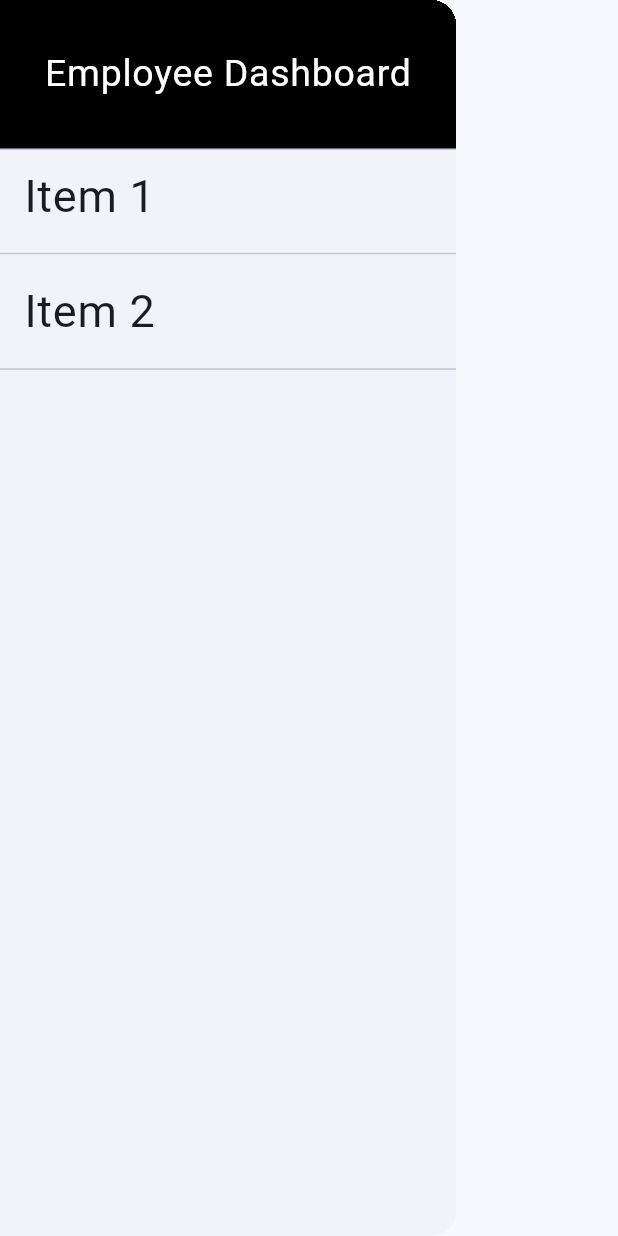
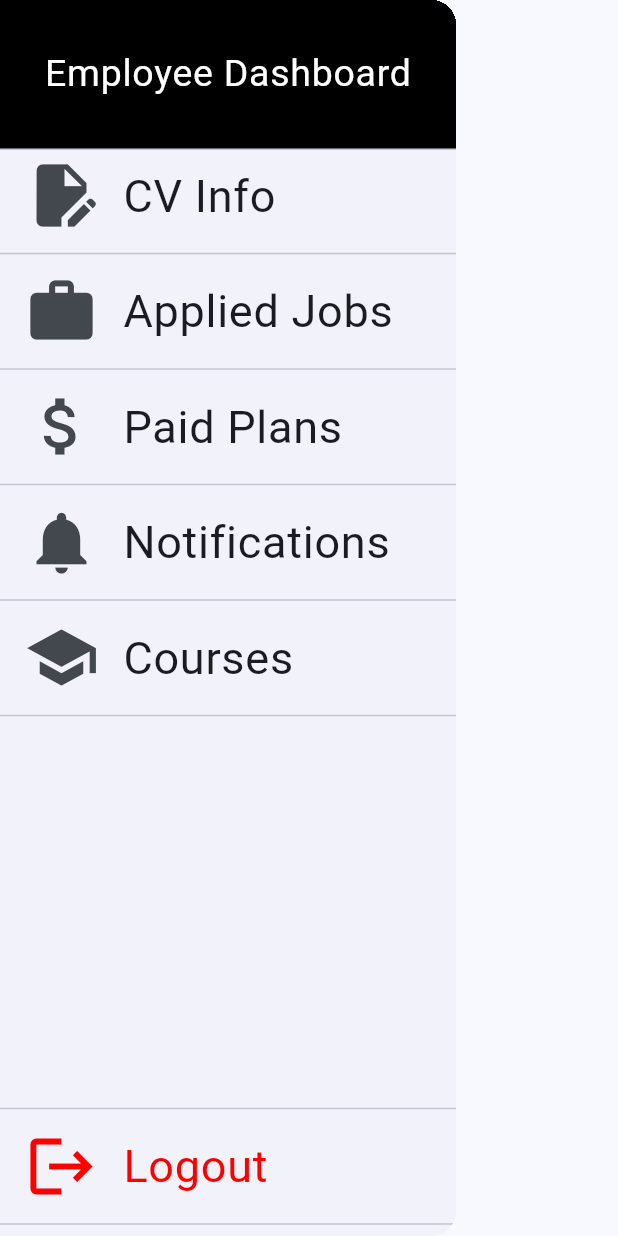
Before and after one commit to SafuGit/jobBazar-mobile, a Flutter app: the AppDrawer widget shown alone on an empty page, opened directly, on a phone screen of 412 x 824 dp. Run offline on Flutter 3.47's test engine with Material 3 defaults, Android fonts, the phone set to English and light mode, and no system bars; accounts and stored records are empty; network calls fail.

Commit message:
feat: home page, drawer, login, register, alot of progress

```diff
--- /dev/null
+++ b/jobbazar_mobile/devtools_options.yaml
@@ -0,0 +1,3 @@
+description: This file stores settings for Dart & Flutter DevTools.
+documentation: https://docs.flutter.dev/tools/devtools/extensions#configure-extension-enablement-states
+extensions:
--- a/jobbazar_mobile/lib/main.dart
+++ b/jobbazar_mobile/lib/main.dart
@@ -5,6 +5,7 @@ import 'package:jobbazar_mobile/routes.dart';
 import 'package:provider/provider.dart';
 
 void main() {
+  debugPrint('App started!'); // Basic print test
   runApp(
     MultiProvider(
       providers: [
--- /dev/null
+++ b/jobbazar_mobile/lib/pages/employee/drawer_items/user_drawer.dart
@@ -0,0 +1,57 @@
+import 'package:flutter/material.dart';
+
+class UserDrawerItems extends StatelessWidget {
+  const UserDrawerItems({super.key});
+
+  @override
+  Widget build(BuildContext context) {
+    return Column(
+      children: [
+        ListTile(
+          leading: const Icon(Icons.edit_document, size: 50,),
+          title: const Text('CV Info', style: TextStyle(fontSize: 30)),
+          onTap: () {
+            // Update the state of the app
+            // ...
+          },
+        ),
+        const Divider(),
+        ListTile(
+          leading: const Icon(Icons.work, size: 50,),
+          title: const Text('Applied Jobs', style: TextStyle(fontSize: 30)),
+          onTap: () {
+            // Update the state of the app
+            // ...
+          },
+        ),
+        const Divider(),
+        ListTile(
+          leading: const Icon(Icons.attach_money, size: 50,),
+          title: const Text('Paid Plans', style: TextStyle(fontSize: 30)),
+          onTap: () {
+            // Update the state of the app
+            // ...
+          },
+        ),
+        const Divider(),
+        ListTile(
+          leading: const Icon(Icons.notifications, size: 50,),
+          title: const Text('Notifications', style: TextStyle(fontSize: 30)),
+          onTap: () {
+            // Update the state of the app
+            // ...
+          },
+        ),
+        const Divider(),
+        ListTile(
+          leading: const Icon(Icons.school, size: 50,),
+          title: const Text('Courses', style: TextStyle(fontSize: 30)),
+          onTap: () {
+            // Update the state of the app
+            // ...
+          },
+        ),
+      ],
+    );
+  }
+}
--- a/jobbazar_mobile/lib/routes.dart
+++ b/jobbazar_mobile/lib/routes.dart
@@ -1,7 +1,8 @@
 import 'package:flutter/material.dart';
 import 'package:jobbazar_mobile/pages/login/login.dart';
 import 'package:jobbazar_mobile/pages/register/register.dart';
-import 'package:jobbazar_mobile/pages/home/home.dart'; // Assume a home page exists
+import 'package:jobbazar_mobile/pages/employee/home/home.dart'; // Assume a home page exists
+import 'package:jobbazar_mobile/shared/pages/profile.dart';
 import 'package:provider/provider.dart';
 import 'package:jobbazar_mobile/provider/auth_provider.dart';
 
@@ -15,7 +16,7 @@ class Wrapper extends StatelessWidget {
     final authProvider = Provider.of<AuthProvider>(context);
     if (authProvider.isAuthenticated) {
       // Navigate to the Home page if authenticated
-      return const HomeScreen(title: 'JobBazar Mobile - Home',);
+      return const EmployeeHomeScreen(title: 'JobBazar Mobile - Home',);
     } else {
       // Navigate to Login page if not authenticated
       return const LoginScreen();
@@ -27,13 +28,14 @@ var appRoutes = {
   '/': (context) => const Wrapper(),
   '/login': (context) => const LoginScreen(),
   '/register': (context) => const RegisterScreen(),
-  '/home': (context) => const HomeScreen(title: 'JobBazar Mobile - Home',), // Protected route
+  '/userHome': (context) => const EmployeeHomeScreen(title: 'JobBazar Mobile - Home',),
+  '/profile': (context) => const ProfileScreen(),
 };
 
 Route<dynamic> onGenerateRoute(RouteSettings settings) {
   final authProvider = Provider.of<AuthProvider>(navigatorKey.currentContext!);
 
-  if (settings.name == '/home' && !authProvider.isAuthenticated) {
+  if (settings.name == '/userHome' && !authProvider.isAuthenticated) {
     // Redirect unauthenticated users to login
     return MaterialPageRoute(builder: (_) => const LoginScreen());
   }
--- a/jobbazar_mobile/lib/shared/drawer.dart
+++ b/jobbazar_mobile/lib/shared/drawer.dart
@@ -1,13 +1,16 @@
 import 'package:flutter/material.dart';
+import 'package:jobbazar_mobile/pages/employee/drawer_items/user_drawer.dart';
+import 'package:jobbazar_mobile/provider/auth_provider.dart';
+import 'package:provider/provider.dart';
 
 class AppDrawer extends StatelessWidget {
   const AppDrawer({super.key});
 
   @override
   Widget build(BuildContext context) {
+    final authProvider = Provider.of<AuthProvider>(context);
     return Drawer(
-        child: ListView(
-          padding: EdgeInsets.zero,
+      child: Column(
         children: [
           const SizedBox(
             height: 100,
@@ -15,23 +18,28 @@ class AppDrawer extends StatelessWidget {
               decoration: BoxDecoration(color: Colors.black),
               margin: EdgeInsets.all(0.0),
               padding: EdgeInsets.all(0.0),
-                  child: Center(child: Text('Employee Dashboard', style: TextStyle(color: Colors.white, fontSize: 25))),
+              child: Center(
+                child: Text(
+                  'Employee Dashboard',
+                  style: TextStyle(color: Colors.white, fontSize: 25),
                 ),
               ),
+            ),
+          ),
+          const UserDrawerItems(),
+          const Divider(),
 
-            ListTile(
-              title: const Text('Item 1', style: TextStyle(fontSize: 30)),
-              onTap: () {
-                // Update the state of the app.
-                // ...
-              },
-            ),
+          // Spacer pushes the logout tile to the bottom
+          const Spacer(),
+
           const Divider(),
           ListTile(
-              title: const Text('Item 2', style: TextStyle(fontSize: 30)),
+            leading: const Icon(Icons.logout, size: 50),
+            iconColor: const Color.fromARGB(255, 255, 0, 0),
+            textColor: const Color.fromARGB(255, 255, 0, 0),
+            title: const Text('Logout', style: TextStyle(fontSize: 30)),
             onTap: () {
-                // Update the state of the app.
-                // ...
+              authProvider.logout(context);
             },
           ),
           const Divider(),
```
Also changed, not shown: jobbazar_mobile/lib/pages/employee/home/home.dart (added, +48 -0 lines), jobbazar_mobile/lib/pages/home/home.dart (deleted, +0 -30 lines), jobbazar_mobile/lib/pages/login/login.dart (+9 -1 lines), jobbazar_mobile/lib/pages/register/register.dart (+91 -16 lines), jobbazar_mobile/lib/provider/auth_provider.dart (+22 -1 lines), jobbazar_mobile/lib/provider/services/user_service.dart (+23 -0 lines), jobbazar_mobile/lib/shared/pages/profile.dart (added, +119 -0 lines), jobbazar_mobile/lib/shared/util/hyperlink_text.dart (added, +24 -0 lines). Lines whose indentation alone changed are shown as unchanged.
